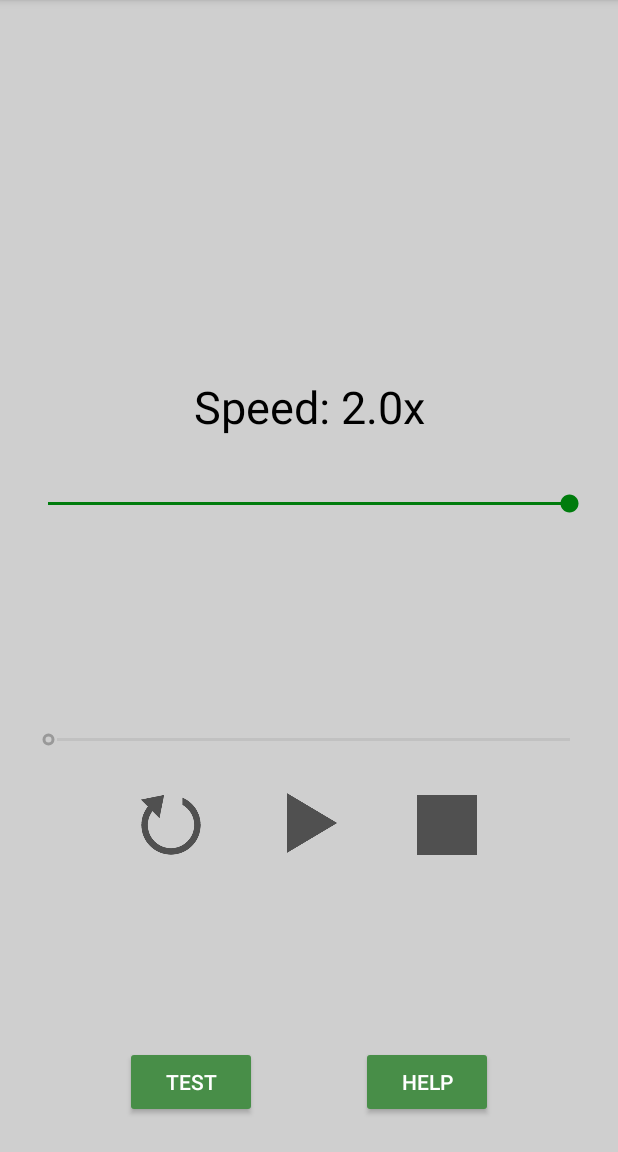
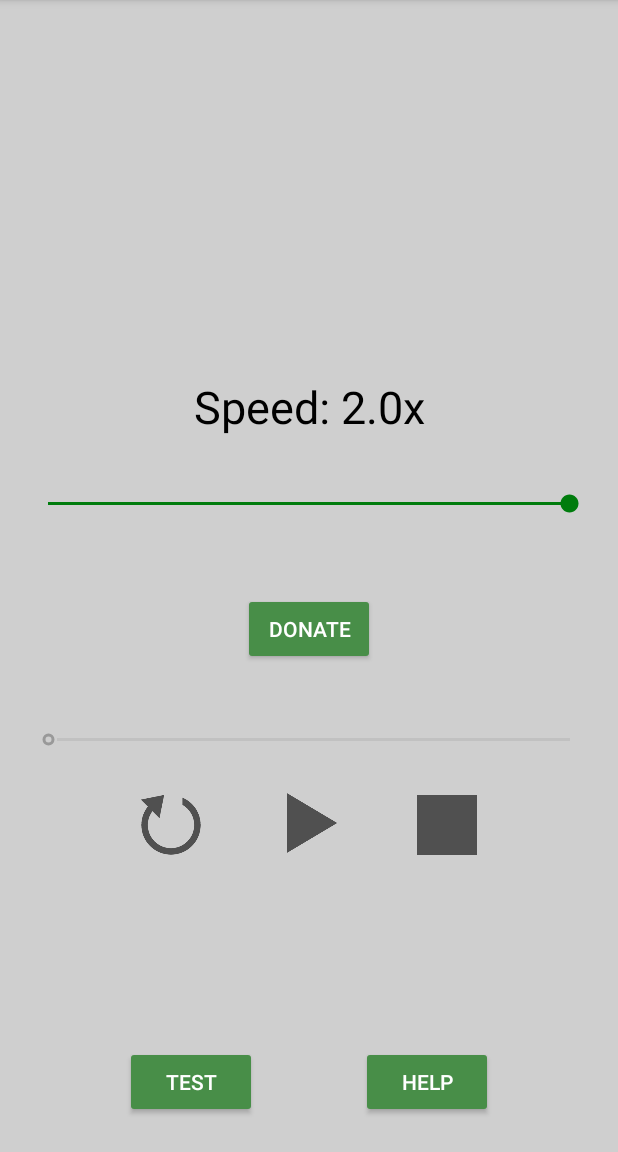
Before and after one commit to lodauria/AudioSpeedUp, an Android app: the screen it shows after launch (MainActivity), on a phone screen of 412 x 824 dp, the part 84-1236 px from its top. Run offline under Robolectric (Android 15) with nearby library versions, the phone set to English and light mode, and no system bars.

Commit message:
Release v1.1

```diff
--- a/app/src/main/java/com/lodauria/audiospeedup/MainActivity.java
+++ b/app/src/main/java/com/lodauria/audiospeedup/MainActivity.java
@@ -188,6 +188,7 @@ public class MainActivity extends AppCompatActivity {
         // All element initialization
         test = findViewById(R.id.testButton);
         help = findViewById(R.id.helpButton);
+        Button donate = findViewById(R.id.donateButton);
         play_b = findViewById(R.id.playButton);
         stop_b = findViewById(R.id.stopButton);
         restart_b = findViewById(R.id.restartButton);
@@ -220,6 +221,15 @@ public class MainActivity extends AppCompatActivity {
         mp.setVolume(1.0f, 1.0f);
         speed.setProgress((int) ((factor-0.5)*4.0));
         label.setText( "Speed: " + factor + "x");
+
+        // DONATE BUTTON ---------------------------------------------------------------------------
+        donate.setOnClickListener(new View.OnClickListener() {
+            @Override
+            public void onClick(View v) {
+                Intent browserIntent = new Intent(Intent.ACTION_VIEW, Uri.parse("https://paypal.me/AudioSpeedUp"));
+                startActivity(browserIntent);
+            }
+        });
 
         // SPEED BAR LISTENER ----------------------------------------------------------------------
         // Listener for the speed bar (save the speed factor and change media player speed)
--- a/app/src/main/res/layout/activity_main.xml
+++ b/app/src/main/res/layout/activity_main.xml
@@ -68,6 +68,20 @@
         app:layout_constraintVertical_bias="0.950" />
 
     <Button
+        android:id="@+id/donateButton"
+        android:layout_width="wrap_content"
+        android:layout_height="wrap_content"
+        android:layout_marginTop="64dp"
+        android:layout_marginBottom="54dp"
+        android:backgroundTint="#488E48"
+        android:text="@string/donate"
+        android:textColor="#FFFFFF"
+        app:layout_constraintBottom_toBottomOf="@+id/seekBar"
+        app:layout_constraintEnd_toEndOf="parent"
+        app:layout_constraintStart_toStartOf="parent"
+        app:layout_constraintTop_toTopOf="@+id/speedBar" />
+
+    <Button
         android:id="@+id/helpButton"
         android:layout_width="wrap_content"
         android:layout_height="wrap_content"
--- a/app/src/main/res/values/strings.xml
+++ b/app/src/main/res/values/strings.xml
@@ -6,4 +6,5 @@
     <string name="button">Button</string>
     <string name="play_pause">Play/Pause</string>
     <string name="restart">Restart</string>
+    <string name="donate">Donate</string>
 </resources>
```
